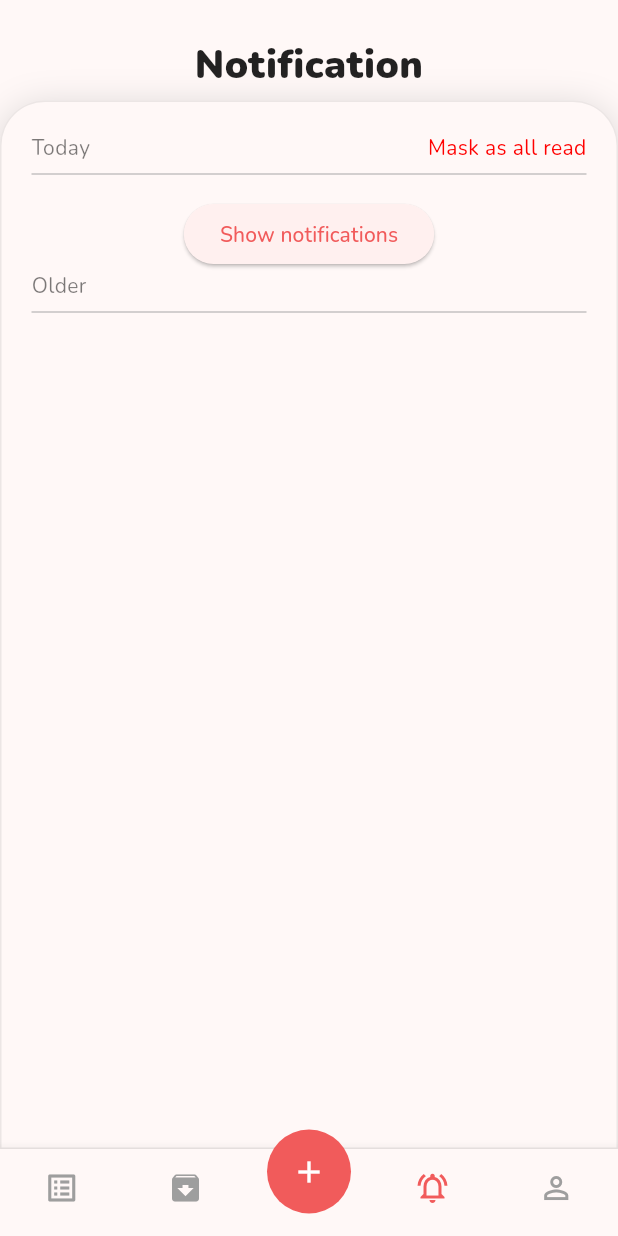
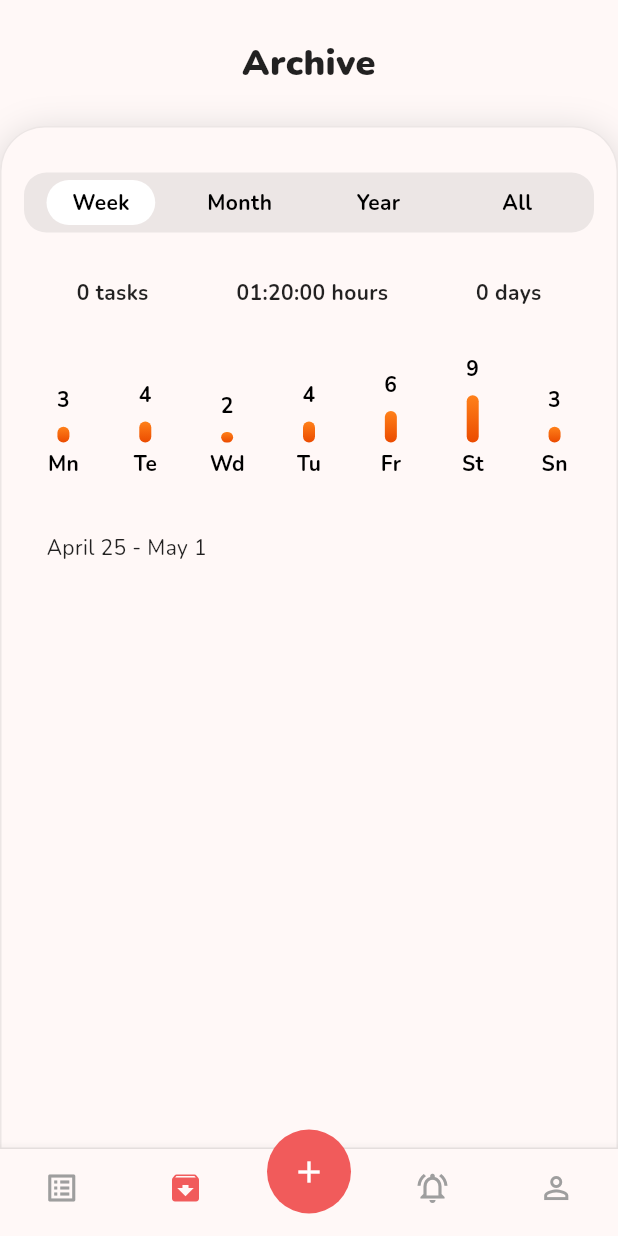
Before and after one commit to CheckmateTeam/Checkmate, a Flutter app: the screen it shows once a user with an empty profile is signed in, on a phone screen of 412 x 824 dp. Run offline on Flutter 3.47's test engine with Material 2 defaults, Android fonts, the phone set to English and light mode, and no system bars; drawn by our look-alikes of fl_chart; our stand-ins replace cloud_firestore, firebase_auth, firebase_core, flutter_local_notifications, flutter_signin_button, google_fonts and 3 more; missing offline and left inert: animated_snack_bar; accounts and stored records are empty; network calls fail.

Commit message:
[ADD] archive page

```diff
--- a/lib/main.dart
+++ b/lib/main.dart
@@ -1,6 +1,7 @@
 import 'package:checkmate/pages/authentication/signin.dart';
 import 'package:checkmate/pages/home.dart';
-import 'package:checkmate/Services/noti_service.dart';
+import 'package:checkmate/provider/archive_provider.dart';
+import 'package:checkmate/services/noti_service.dart';
 import 'package:checkmate/provider/db.dart';
 import 'package:checkmate/provider/task_provider.dart';
 import 'package:flutter/material.dart';
@@ -15,14 +16,12 @@ import 'firebase_options.dart';
 
 import 'provider/theme_provider.dart';
 
-
-  FlutterLocalNotificationsPlugin notificationsPlugin =
-  FlutterLocalNotificationsPlugin();
+FlutterLocalNotificationsPlugin notificationsPlugin =
+    FlutterLocalNotificationsPlugin();
 
 void main() async {
-
+  WidgetsFlutterBinding.ensureInitialized();
   NotificationService.initNotification();
-  WidgetsFlutterBinding.ensureInitialized();
   await Firebase.initializeApp();
   runApp(
     const MainApp(),
@@ -48,6 +47,7 @@ class _MainAppState extends State<MainApp> {
       providers: [
         ChangeNotifierProvider(create: (_) => CalendarModel()),
         ChangeNotifierProvider(create: (_) => Database()),
+        ChangeNotifierProvider(create: (_) => ArchiveProvider()),
       ],
       child: MaterialApp(
         supportedLocales: const [
--- a/lib/pages/home.dart
+++ b/lib/pages/home.dart
@@ -1,4 +1,4 @@
-import 'package:checkmate/pages/main/components/newTask.dart';
+import 'package:checkmate/pages/main/archive_page.dart';
 import 'package:checkmate/pages/main/notification_page.dart';
 import 'package:checkmate/pages/main/profile_page.dart';
 import 'package:checkmate/pages/main/task_page.dart';
@@ -8,6 +8,8 @@ import 'package:firebase_auth/firebase_auth.dart';
 import 'package:flutter/material.dart';
 import 'package:provider/provider.dart';
 
+import 'main/components/tasklist_page/newTask.dart';
+
 class Home extends StatefulWidget {
   const Home({super.key});
 
@@ -16,7 +18,7 @@ class Home extends StatefulWidget {
 }
 
 class _HomeState extends State<Home> {
-  int _selectedIndex = 3;
+  int _selectedIndex = 1;
   @override
   void initState() {
     super.initState();
@@ -25,9 +27,7 @@ class _HomeState extends State<Home> {
   // ignore: constant_identifier_names
   static const List<Widget> screen_index = <Widget>[
     TaskListPage(),
-    Text(
-      ' Archive',
-    ),
+    ArchivePage(),
     Text(
       'Add todo',
     ),
--- a/lib/pages/main/archive_page.dart
+++ b/lib/pages/main/archive_page.dart
@@ -0,0 +1,168 @@
+import 'package:checkmate/provider/archive_provider.dart';
+import 'package:fl_chart/fl_chart.dart';
+import 'package:flutter/material.dart';
+import 'package:flutter/src/widgets/framework.dart';
+import 'package:flutter/src/widgets/placeholder.dart';
+import 'package:intl/intl.dart';
+import 'package:provider/provider.dart';
+
+import 'components/archive_page/taskListWeek.dart';
+
+class ArchivePage extends StatefulWidget {
+  const ArchivePage({super.key});
+
+  @override
+  State<ArchivePage> createState() => _ArchivePageState();
+}
+
+class _ArchivePageState extends State<ArchivePage> {
+  @override
+  void initState() {
+    super.initState();
+    Provider.of<ArchiveProvider>(context, listen: false).fetchWeek();
+  }
+
+  @override
+  Widget build(BuildContext context) {
+    return Scaffold(
+      body: Column(
+        children: [
+          Padding(
+            padding: const EdgeInsets.symmetric(vertical: 25, horizontal: 0),
+            child: Text(
+              "Archive",
+              style: TextStyle(
+                fontSize: 24,
+                fontWeight: FontWeight.w900,
+              ),
+              textAlign: TextAlign.center,
+            ),
+          ),
+          Expanded(
+              child: Container(
+            decoration: BoxDecoration(
+              color: Theme.of(context).scaffoldBackgroundColor,
+              borderRadius: const BorderRadius.only(
+                topLeft: Radius.circular(30),
+                topRight: Radius.circular(30),
+              ),
+              border: Border.all(
+                color: Colors.grey.withOpacity(0.2),
+                width: 1,
+              ),
+              boxShadow: [
+                BoxShadow(
+                  color: Colors.grey.withOpacity(0.4),
+                  spreadRadius: 0,
+                  blurRadius: 20,
+                  offset: const Offset(0, 4), // changes position of shadow
+                ),
+              ],
+            ),
+            child: Column(
+              crossAxisAlignment: CrossAxisAlignment.start,
+              children: [selectMenu(), const TaskListWeek()],
+            ),
+          )),
+        ],
+      ),
+    );
+  }
+
+  Widget selectMenu() => Column(
+        children: [
+          Container(
+            padding: const EdgeInsets.all(5),
+            margin: const EdgeInsets.symmetric(
+              vertical: 30,
+              horizontal: 15,
+            ),
+            decoration: BoxDecoration(
+              borderRadius: const BorderRadius.all(Radius.circular(15)),
+              color: Colors.grey.withOpacity(0.2),
+            ),
+            child: Row(
+              mainAxisAlignment: MainAxisAlignment.center,
+              children: [
+                Expanded(
+                  child: Padding(
+                    padding: const EdgeInsets.symmetric(horizontal: 10),
+                    child: Container(
+                        padding: const EdgeInsets.symmetric(
+                            horizontal: 10, vertical: 5),
+                        decoration: const BoxDecoration(
+                            borderRadius: BorderRadius.all(
+                              Radius.circular(20),
+                            ),
+                            color: Colors.white),
+                        child: Center(
+                            child: Text(
+                          "Week",
+                          style: TextStyle(
+                              color: Colors.black, fontWeight: FontWeight.w700),
+                        ))),
+                  ),
+                ),
+                Expanded(
+                  child: Padding(
+                    padding: const EdgeInsets.symmetric(horizontal: 10),
+                    child: Container(
+                        padding: const EdgeInsets.symmetric(
+                            horizontal: 10, vertical: 5),
+                        decoration: const BoxDecoration(
+                          borderRadius: BorderRadius.all(
+                            Radius.circular(20),
+                          ),
+                        ),
+                        child: Center(
+                            child: Text(
+                          "Month",
+                          style: TextStyle(
+                              color: Colors.black, fontWeight: FontWeight.w700),
+                        ))),
+                  ),
+                ),
+                Expanded(
+                  child: Padding(
+                    padding: const EdgeInsets.symmetric(horizontal: 10),
+                    child: Container(
+                        padding: const EdgeInsets.symmetric(
+                            horizontal: 10, vertical: 5),
+                        decoration: const BoxDecoration(
+                          borderRadius: BorderRadius.all(
+                            Radius.circular(20),
+                          ),
+                        ),
+                        child: Center(
+                            child: Text(
+                          "Year",
+                          style: TextStyle(
+                              color: Colors.black, fontWeight: FontWeight.w700),
+                        ))),
+                  ),
+                ),
+                Expanded(
+                  child: Padding(
+                    padding: const EdgeInsets.symmetric(horizontal: 10),
+                    child: Container(
+                        padding: const EdgeInsets.symmetric(
+                            horizontal: 10, vertical: 5),
+                        decoration: const BoxDecoration(
+                          borderRadius: BorderRadius.all(
+                            Radius.circular(20),
+                          ),
+                        ),
+                        child: Center(
+                            child: Text(
+                          "All",
+                          style: TextStyle(
+                              color: Colors.black, fontWeight: FontWeight.w700),
+                        ))),
+                  ),
+                ),
+              ],
+            ),
+          ),
+        ],
+      );
+}
--- /dev/null
+++ b/lib/pages/main/components/archive_page/taskListWeek.dart
@@ -0,0 +1,360 @@
+import 'package:checkmate/provider/archive_provider.dart';
+import 'package:fl_chart/fl_chart.dart';
+import 'package:flutter/material.dart';
+import 'package:intl/intl.dart';
+import 'package:provider/provider.dart';
+
+class TaskListWeek extends StatelessWidget {
+  const TaskListWeek({Key? key}) : super(key: key);
+
+  @override
+  Widget build(BuildContext context) {
+    final taskList = context.read<ArchiveProvider>().taskList;
+    return Column(
+      crossAxisAlignment: CrossAxisAlignment.start,
+      children: [
+        Padding(
+          padding: const EdgeInsets.symmetric(horizontal: 50),
+          child: Row(
+            mainAxisAlignment: MainAxisAlignment.spaceBetween,
+            children: [
+              Text(
+                taskList.length.toString() + " tasks",
+                style: TextStyle(
+                  fontSize: 14,
+                  fontWeight: FontWeight.w700,
+                ),
+              ),
+              Text("01:20:00 hours",
+                  style: TextStyle(
+                    fontSize: 14,
+                    fontWeight: FontWeight.w700,
+                  )),
+              Text(taskList.length.toString() + " days",
+                  style: TextStyle(
+                    fontSize: 14,
+                    fontWeight: FontWeight.w700,
+                  ))
+            ],
+          ),
+        ),
+        const SizedBox(
+          height: 20,
+        ),
+        //Chart hereeee
+        Row(
+          mainAxisAlignment: MainAxisAlignment.center,
+          children: [
+            SizedBox(
+                height: 100,
+                width: MediaQuery.of(context).size.width - 30,
+                child: BarChart(
+                  BarChartData(
+                    barTouchData: barTouchData,
+                    titlesData: titlesData,
+                    borderData: borderData,
+                    barGroups: barGroups,
+                    gridData: FlGridData(show: false),
+                    alignment: BarChartAlignment.spaceAround,
+                    maxY: 20,
+                  ),
+                )),
+          ],
+        ),
+        //week
+        Padding(
+          padding: const EdgeInsets.all(30.0),
+          child: Text(DateFormat('MMMM').format(DateTime(
+                  0, DateTime.now().subtract(Duration(days: 7)).month)) +
+              " " +
+              DateTime.now().subtract(Duration(days: 7)).day.toString() +
+              " - " +
+              DateFormat('MMMM').format(DateTime(
+                  0, DateTime.now().subtract(Duration(days: 1)).month)) +
+              " " +
+              DateTime.now().subtract(Duration(days: 1)).day.toString()),
+        ),
+        Column(
+          mainAxisSize: MainAxisSize.min,
+          children: [
+            Flexible(
+              child: ListView.builder(
+                  shrinkWrap: true,
+                  itemCount: taskList.length,
+                  itemBuilder: (context, index) {
+                    return Column(
+                      children: [
+                        InkWell(
+                          onTap: () {},
+                          child: Container(
+                            padding: const EdgeInsets.symmetric(vertical: 20.0),
+                            decoration: BoxDecoration(
+                              color: Colors.white,
+                              boxShadow: const [
+                                BoxShadow(
+                                  color: Color.fromARGB(99, 158, 158, 158),
+                                  spreadRadius: 0,
+                                  blurRadius: 10,
+                                  offset: Offset(
+                                      0, 2), // changes position of shadow
+                                )
+                              ],
+                              borderRadius: BorderRadius.circular(10),
+                            ),
+                            margin: const EdgeInsets.only(left: 10.0),
+                            child: Padding(
+                              padding: const EdgeInsets.all(14.0),
+                              child: Row(
+                                crossAxisAlignment: CrossAxisAlignment.center,
+                                mainAxisAlignment:
+                                    MainAxisAlignment.spaceBetween,
+                                children: [
+                                  Row(
+                                    children: [
+                                      const CircleAvatar(
+                                        child: Icon(Icons.table_view_sharp,
+                                            color: Colors.red),
+                                      ),
+                                      const SizedBox(width: 15.0),
+                                      Column(
+                                        crossAxisAlignment:
+                                            CrossAxisAlignment.start,
+                                        children: [
+                                          Text(
+                                            taskList[index].taskName,
+                                            style: TextStyle(
+                                                fontWeight: FontWeight.bold,
+                                                fontSize: 16,
+                                                decoration:
+                                                    TextDecoration.none),
+                                          ),
+                                          Text(
+                                            taskList[index].taskDesc.length > 15
+                                                ? taskList[index]
+                                                        .taskDesc
+                                                        .substring(0, 15) +
+                                                    "..."
+                                                : taskList[index].taskDesc,
+                                            style: TextStyle(
+                                                fontSize: 16,
+                                                decoration:
+                                                    TextDecoration.none),
+                                          ),
+                                        ],
+                                      ),
+                                    ],
+                                  ),
+                                ],
+                              ),
+                            ),
+                          ),
+                        ),
+                        Padding(
+                            padding: const EdgeInsets.symmetric(
+                              vertical: 30.0,
+                            ),
+                            child: Seperator()),
+                      ],
+                    );
+                  }),
+            ),
+          ],
+        ),
+      ],
+    );
+  }
+
+  Widget Seperator() {
+    return LayoutBuilder(
+      builder: (BuildContext context, BoxConstraints constraints) {
+        final boxWidth = constraints.constrainWidth();
+        const dashWidth = 10.0;
+        final dashCount = (boxWidth / (2 * dashWidth)).floor();
+        return Flex(
+          mainAxisAlignment: MainAxisAlignment.spaceBetween,
+          direction: Axis.horizontal,
+          children: List.generate(dashCount, (_) {
+            return const SizedBox(
+              width: dashWidth,
+              height: 1.5,
+              child: DecoratedBox(
+                decoration:
+                    BoxDecoration(color: Color.fromARGB(255, 214, 213, 213)),
+              ),
+            );
+          }),
+        );
+      },
+    );
+  }
+}
+
+//Chart setting
+BarTouchData get barTouchData => BarTouchData(
+      enabled: false,
+      touchTooltipData: BarTouchTooltipData(
+        tooltipBgColor: Colors.transparent,
+        tooltipPadding: EdgeInsets.zero,
+        tooltipMargin: 8,
+        getTooltipItem: (
+          BarChartGroupData group,
+          int groupIndex,
+          BarChartRodData rod,
+          int rodIndex,
+        ) {
+          return BarTooltipItem(
+            rod.toY.round().toString(),
+            const TextStyle(
+              color: Colors.black,
+              fontWeight: FontWeight.bold,
+            ),
+          );
+        },
+      ),
+    );
+
+Widget getTitles(double value, TitleMeta meta) {
+  const style = TextStyle(
+    color: Colors.black,
+    fontWeight: FontWeight.bold,
+    fontSize: 14,
+  );
+  String text;
+  switch (value.toInt()) {
+    case 0:
+      text = 'Mn';
+      break;
+    case 1:
+      text = 'Te';
+      break;
+    case 2:
+      text = 'Wd';
+      break;
+    case 3:
+      text = 'Tu';
+      break;
+    case 4:
+      text = 'Fr';
+      break;
+    case 5:
+      text = 'St';
+      break;
+    case 6:
+      text = 'Sn';
+      break;
+    default:
+      text = '';
+      break;
+  }
+  return SideTitleWidget(
+    axisSide: meta.axisSide,
+    space: 4,
+    child: Text(text, style: style),
+  );
+}
+
+FlTitlesData get titlesData => FlTitlesData(
+      show: true,
+      bottomTitles: AxisTitles(
+        sideTitles: SideTitles(
+          showTitles: true,
+          reservedSize: 30,
+          getTitlesWidget: getTitles,
+        ),
+      ),
+      leftTitles: AxisTitles(
+        sideTitles: SideTitles(showTitles: false),
+      ),
+      topTitles: AxisTitles(
+        sideTitles: SideTitles(showTitles: false),
+      ),
+      rightTitles: AxisTitles(
+        sideTitles: SideTitles(showTitles: false),
+      ),
+    );
+
+FlBorderData get borderData => FlBorderData(
+      show: false,
+    );
+
+LinearGradient get _barsGradient => LinearGradient(
+      colors: [
+        Color.fromARGB(255, 235, 75, 0),
+        Color.fromARGB(255, 255, 129, 26),
+      ],
+      begin: Alignment.bottomCenter,
+      end: Alignment.topCenter,
+    );
+
+List<BarChartGroupData> get barGroups => [
+      BarChartGroupData(
+        x: 0,
+        barRods: [
+          BarChartRodData(
+            toY: 3,
+            gradient: _barsGradient,
+          )
+        ],
+        showingTooltipIndicators: [0],
+      ),
+      BarChartGroupData(
+        x: 1,
+        barRods: [
+          BarChartRodData(
+            toY: 4,
+            gradient: _barsGradient,
+          )
+        ],
+        showingTooltipIndicators: [0],
+      ),
+      BarChartGroupData(
+        x: 2,
+        barRods: [
+          BarChartRodData(
+            toY: 2,
+            gradient: _barsGradient,
+          )
+        ],
+        showingTooltipIndicators: [0],
+      ),
+      BarChartGroupData(
+        x: 3,
+        barRods: [
+          BarChartRodData(
+            toY: 4,
+            gradient: _barsGradient,
+          )
+        ],
+        showingTooltipIndicators: [0],
+      ),
+      BarChartGroupData(
+        x: 4,
+        barRods: [
+          BarChartRodData(
+            toY: 6,
+            gradient: _barsGradient,
+          )
+        ],
+        showingTooltipIndicators: [0],
+      ),
+      BarChartGroupData(
+        x: 5,
+        barRods: [
+          BarChartRodData(
+            toY: 9,
+            gradient: _barsGradient,
+          )
+        ],
+        showingTooltipIndicators: [0],
+      ),
+      BarChartGroupData(
+        x: 6,
+        barRods: [
+          BarChartRodData(
+            toY: 3,
+            gradient: _barsGradient,
+          )
+        ],
+        showingTooltipIndicators: [0],
+      ),
+    ];
--- a/lib/pages/main/components/taskList.dart
+++ b/lib/pages/main/components/tasklist_page/taskList.dart
@@ -2,7 +2,7 @@ import 'dart:collection';
 import 'dart:ui';
 
 import 'package:checkmate/model/taskModel.dart';
-import 'package:checkmate/pages/main/components/taskSheet.dart';
+import 'package:checkmate/pages/main/components/tasklist_page/taskSheet.dart';
 import 'package:checkmate/provider/task_provider.dart';
 import 'package:flutter/material.dart';
 import 'package:provider/provider.dart';
--- a/lib/pages/main/components/taskSheet.dart
+++ b/lib/pages/main/components/tasklist_page/taskSheet.dart
@@ -1,11 +1,10 @@
 import 'package:animated_snack_bar/animated_snack_bar.dart';
 import 'package:checkmate/model/taskModel.dart';
-import 'package:checkmate/pages/main/components/taskEditSheet.dart';
 import 'package:checkmate/provider/task_provider.dart';
 import 'package:flutter/material.dart';
 import 'package:provider/provider.dart';
 
-import '../../home.dart';
+import 'taskEditSheet.dart';
 
 class TaskSheet extends StatefulWidget {
   final Task selectedTask;
--- a/lib/pages/main/notification_page.dart
+++ b/lib/pages/main/notification_page.dart
@@ -1,4 +1,4 @@
-import 'package:checkmate/Services/noti_service.dart';
+import 'package:checkmate/services/noti_service.dart';
 
 import 'package:flutter/material.dart';
 import 'package:table_calendar/table_calendar.dart';
--- /dev/null
+++ b/lib/provider/archive_provider.dart
@@ -0,0 +1,48 @@
+import 'package:checkmate/model/taskModel.dart';
+import 'package:cloud_firestore/cloud_firestore.dart';
+import 'package:firebase_auth/firebase_auth.dart';
+import 'package:flutter/material.dart';
+
+class ArchiveProvider extends ChangeNotifier {
+  // User instance
+  User? get user => FirebaseAuth.instance.currentUser;
+  //Firestore instance
+  FirebaseFirestore db = FirebaseFirestore.instance;
+  List<Task> _taskList = [];
+  String? doneTask;
+  String? hourAmount;
+  String? dayAmount;
+
+  get taskList => _taskList;
+  ArchiveProvider() {
+    fetchWeek();
+  }
+  Future<void> fetchWeek() async {
+    print('fetching week');
+    QuerySnapshot querySnapshot = await db
+        .collection('user_task')
+        .where('user_uid', isEqualTo: user?.uid)
+        .where('isDone', isEqualTo: true)
+        .where('startDate',
+            isGreaterThanOrEqualTo:
+                DateTime.now().subtract(const Duration(days: 7)))
+        .orderBy('startDate')
+        .get();
+    for (final task in querySnapshot.docs) {
+      if (!_taskList.any((t) => t.taskId == task['taskId'])) {
+        _taskList.add(Task(
+          taskId: task['taskId'],
+          taskName: task['taskName'],
+          taskDesc: task['taskDesc'],
+          startDate: task['startDate'].toDate(),
+          endDate: task['endDate'].toDate(),
+          isDone: task['isDone'],
+          cycle: task['cycle'],
+          notify: task['notify'],
+        ));
+      }
+    }
+
+    print(_taskList.length);
+  }
+}
--- a/lib/provider/db.dart
+++ b/lib/provider/db.dart
@@ -20,7 +20,7 @@ class Database extends ChangeNotifier {
       username = querySnapshot.docs[0]['displayName'];
       email = querySnapshot.docs[0]['email'];
       points = querySnapshot.docs[0]['points'].toString();
-      cycle = querySnapshot.docs[0]['cycle'];
+      cycle = querySnapshot.docs[0]['cycle'].toString();
     });
 
     notifyListeners();
--- a/lib/provider/task_provider.dart
+++ b/lib/provider/task_provider.dart
@@ -55,9 +55,6 @@ class CalendarModel extends ChangeNotifier {
   }
 
   Future<String> fetchTask() async {
-    print('fetching task');
-    // await clearAll();
-
     QuerySnapshot querySnapshot = await db
         .collection('user_task')
         .where('user_uid', isEqualTo: user?.uid)
```
Also changed, not shown: lib/pages/main/task_page.dart (+4 -3 lines), lib/pages/main/components/tasklist_page/bossTile.dart (renamed from lib/pages/main/components/bossTile.dart), lib/pages/main/components/tasklist_page/newTask.dart (renamed from lib/pages/main/components/newTask.dart), lib/pages/main/components/tasklist_page/tableCalendar.dart (renamed from lib/pages/main/components/tableCalendar.dart), lib/pages/main/components/tasklist_page/taskEditSheet.dart (renamed from lib/pages/main/components/taskEditSheet.dart).
